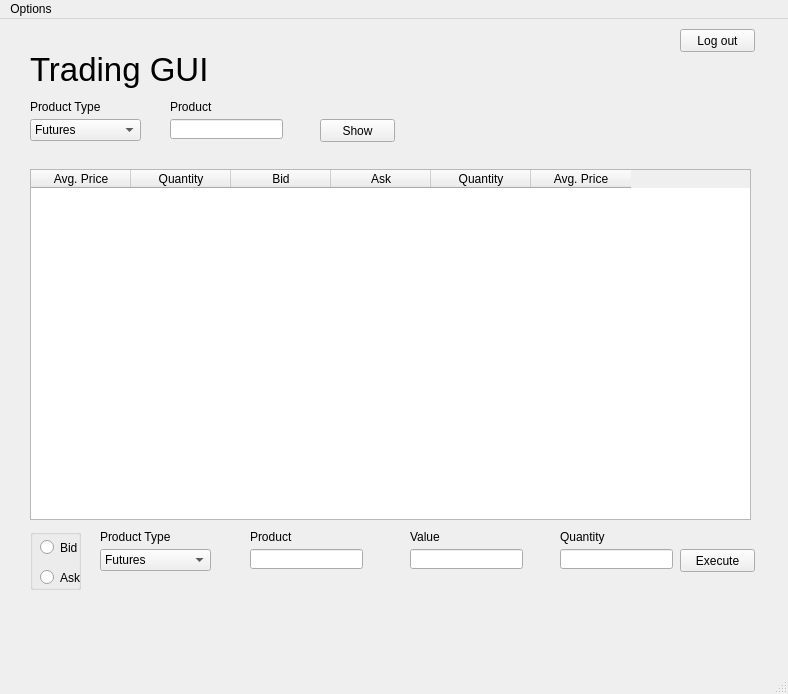
The window that mex_main.ui (tradebrse/MEX_Trading_1.0) describes before a commit, drawn with Qt 5.
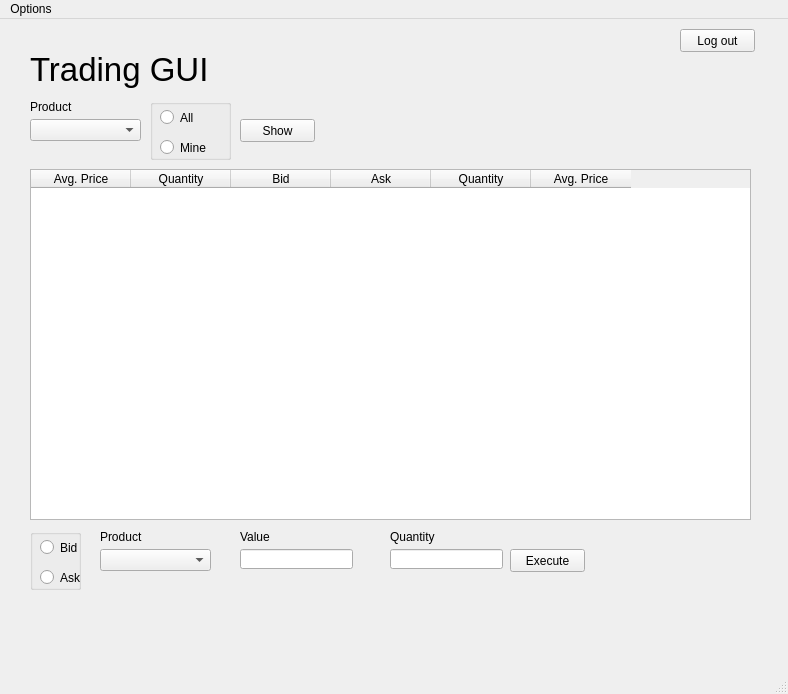
The same window after the commit.

The edit to the form file:
```diff
--- a/mex_main.ui
+++ b/mex_main.ui
@@ -17,7 +17,7 @@
    <widget class="QLineEdit" name="edt_value_4">
     <property name="geometry">
      <rect>
-      <x>410</x>
+      <x>240</x>
       <y>530</y>
       <width>113</width>
       <height>20</height>
@@ -84,7 +84,7 @@
    <widget class="QLabel" name="lbl_quantity_4">
     <property name="geometry">
      <rect>
-      <x>560</x>
+      <x>390</x>
       <y>510</y>
       <width>71</width>
       <height>16</height>
@@ -97,27 +97,17 @@
    <widget class="QLineEdit" name="edt_quantity_4">
     <property name="geometry">
      <rect>
-      <x>560</x>
+      <x>390</x>
       <y>530</y>
       <width>113</width>
       <height>20</height>
      </rect>
     </property>
    </widget>
-   <widget class="QLineEdit" name="edt_Product_7">
+   <widget class="QLabel" name="lblValue">
     <property name="geometry">
      <rect>
-      <x>250</x>
-      <y>530</y>
-      <width>113</width>
-      <height>20</height>
-     </rect>
-    </property>
-   </widget>
-   <widget class="QLabel" name="lbl_value_4">
-    <property name="geometry">
-     <rect>
-      <x>410</x>
+      <x>240</x>
       <y>510</y>
       <width>71</width>
       <height>16</height>
@@ -130,7 +120,7 @@
    <widget class="QPushButton" name="btn_execute_4">
     <property name="geometry">
      <rect>
-      <x>680</x>
+      <x>510</x>
       <y>530</y>
       <width>75</width>
       <height>23</height>
@@ -143,7 +133,7 @@
    <widget class="QLabel" name="lbl_info_4">
     <property name="geometry">
      <rect>
-      <x>20</x>
+      <x>30</x>
       <y>570</y>
       <width>731</width>
       <height>71</height>
@@ -168,7 +158,7 @@
      </rect>
     </property>
     <property name="text">
-     <string>Product Type</string>
+     <string>Product</string>
     </property>
    </widget>
    <widget class="QTableWidget" name="tableWidget_4">
@@ -211,20 +201,7 @@
      </property>
     </column>
    </widget>
-   <widget class="QLabel" name="lbl_product_7">
-    <property name="geometry">
-     <rect>
-      <x>250</x>
-      <y>510</y>
-      <width>71</width>
-      <height>16</height>
-     </rect>
-    </property>
-    <property name="text">
-     <string>Product</string>
-    </property>
-   </widget>
-   <widget class="QComboBox" name="cBox_productType_7">
+   <widget class="QComboBox" name="cBoxProductExec">
     <property name="geometry">
      <rect>
       <x>100</x>
@@ -233,21 +210,11 @@
       <height>22</height>
      </rect>
     </property>
-    <item>
-     <property name="text">
-      <string>Futures</string>
-     </property>
-    </item>
-    <item>
-     <property name="text">
-      <string>Options</string>
-     </property>
-    </item>
    </widget>
    <widget class="QPushButton" name="pushButton_4">
     <property name="geometry">
      <rect>
-      <x>320</x>
+      <x>240</x>
       <y>100</y>
       <width>75</width>
       <height>23</height>
@@ -267,19 +234,6 @@
      </rect>
     </property>
     <property name="text">
-     <string>Product Type</string>
-    </property>
-   </widget>
-   <widget class="QLabel" name="lbl_product_8">
-    <property name="geometry">
-     <rect>
-      <x>170</x>
-      <y>80</y>
-      <width>71</width>
-      <height>16</height>
-     </rect>
-    </property>
-    <property name="text">
      <string>Product</string>
     </property>
    </widget>
@@ -292,16 +246,6 @@
       <height>22</height>
      </rect>
     </property>
-    <item>
-     <property name="text">
-      <string>Futures</string>
-     </property>
-    </item>
-    <item>
-     <property name="text">
-      <string>Options</string>
-     </property>
-    </item>
    </widget>
    <widget class="QPushButton" name="btnLogOut">
     <property name="geometry">
@@ -316,15 +260,44 @@
      <string>Log out</string>
     </property>
    </widget>
-   <widget class="QLineEdit" name="edt_Product_8">
+   <widget class="QGroupBox" name="groupBox_5">
     <property name="geometry">
      <rect>
-      <x>170</x>
-      <y>100</y>
-      <width>113</width>
-      <height>20</height>
+      <x>150</x>
+      <y>80</y>
+      <width>81</width>
+      <height>61</height>
      </rect>
     </property>
+    <property name="title">
+     <string/>
+    </property>
+    <widget class="QRadioButton" name="radioButton_9">
+     <property name="geometry">
+      <rect>
+       <x>10</x>
+       <y>10</y>
+       <width>82</width>
+       <height>17</height>
+      </rect>
+     </property>
+     <property name="text">
+      <string>All</string>
+     </property>
+    </widget>
+    <widget class="QRadioButton" name="radioButton_10">
+     <property name="geometry">
+      <rect>
+       <x>10</x>
+       <y>40</y>
+       <width>82</width>
+       <height>17</height>
+      </rect>
+     </property>
+     <property name="text">
+      <string>Mine</string>
+     </property>
+    </widget>
    </widget>
   </widget>
   <widget class="QMenuBar" name="menubar">
```
Left out of the diff: 25 changed lines with no effect on the pictures.
